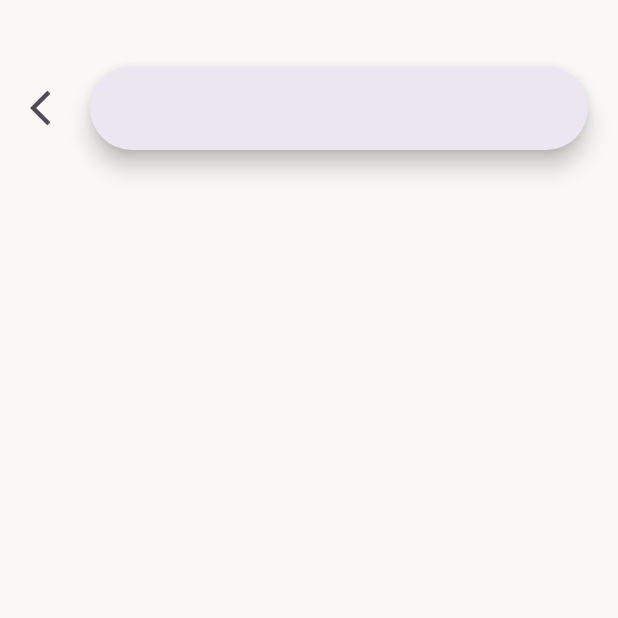
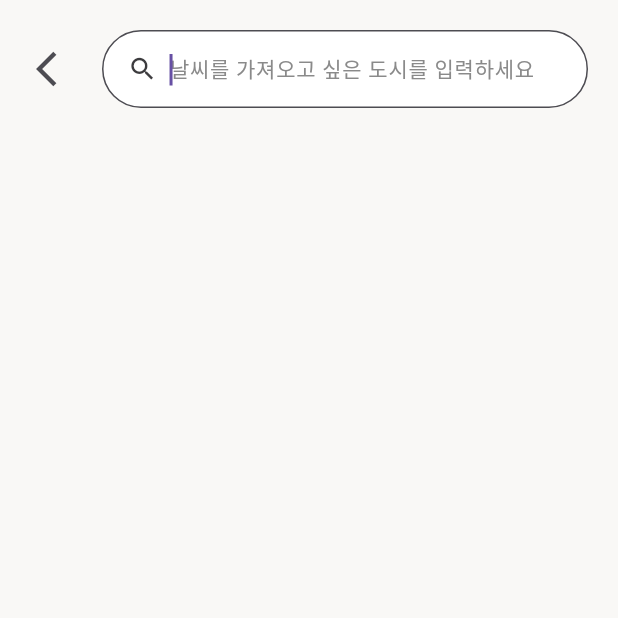
Before and after one commit to b14nc444/what-to-wear, a Flutter app: the screen it shows after launch, after a tap on "수동으로 위치 설정하기", on a phone screen of 412 x 824 dp, the top half of it. Run offline on Flutter 3.47's test engine with Material 3 defaults, Android fonts, the light colour scheme and no system bars; our stand-ins replace firebase_core; accounts and stored records are empty; Roboto replaces fonts that are missing (Pretendard); project files that could hold a hidden picture were left out.

Commit message:
feat: custom search bar 스타일링

```diff
--- a/assets/assets.dart
+++ /dev/null
@@ -1,9 +0,0 @@
-import 'package:flutter/material.dart';
-
-class AppAssets {
-  static const String logo = 'lib/assets/images/logo_x2.png';
-  static Image get logoImage =>
-      Image.asset(logo, width: 152, height: 29, fit: BoxFit.contain);
-  static Image get locationIcon => Image.asset('assets/images/location.png');
-  static Image get settingsIcon => Image.asset('assets/images/settings.png');
-}
--- a/lib/constants/assets.dart
+++ b/lib/constants/assets.dart
@@ -2,8 +2,10 @@
 
 class AppAssets {
   static const String logo = 'assets/images/logo_x2.png';
+
   static Image get logoImage =>
       Image.asset(logo, width: 152, height: 29, fit: BoxFit.contain);
   static Image get locationIcon => Image.asset('assets/images/location.png');
   static Image get settingsIcon => Image.asset('assets/images/settings.png');
+  static Image get clearTextIcon => Image.asset('assets/images/clear_text.png');
 }
--- a/lib/screens/location_search_screen.dart
+++ b/lib/screens/location_search_screen.dart
@@ -1,5 +1,6 @@
 import 'package:flutter/material.dart';
 import 'package:muipzi/theme/app_colors.dart';
+import 'package:muipzi/widgets/custom_search_bar.dart';
 
 class LocationSearchScreen extends StatefulWidget {
   const LocationSearchScreen({super.key});
@@ -9,26 +10,60 @@
 }
 
 class _LocationSearchScreenState extends State<LocationSearchScreen> {
+  final TextEditingController _searchController = TextEditingController();
+
+  @override
+  void dispose() {
+    _searchController.dispose();
+    super.dispose();
+  }
+
+  void _unfocus() {
+    FocusScope.of(context).unfocus();
+  }
+
   @override
   Widget build(BuildContext context) {
-    return const Scaffold(
+    return GestureDetector(
+      onTap: _unfocus,
+      child: Scaffold(
         body: SafeArea(
           child: Padding(
-          padding: EdgeInsets.only(left: 20, right: 20, bottom: 20),
+            padding: const EdgeInsets.only(left: 20, right: 20, bottom: 20),
             child: Column(
-            spacing: 24,
               children: [
-              SizedBox(height: 20),
+                const SizedBox(height: 20),
                 //검색
                 Row(
-                spacing: 12,
                   children: [
-                  Icon(
+                    Material(
+                      color: Colors.transparent,
+                      child: InkWell(
+                        borderRadius: BorderRadius.circular(8),
+                        onTap: () => Navigator.pop(context),
+                        child: const Padding(
+                          padding: EdgeInsets.all(4),
+                          child: Icon(
                             Icons.arrow_back_ios,
                             color: AppColors.gray700,
                             size: 28,
                           ),
-                  Expanded(child: SearchBar()),
+                        ),
+                      ),
+                    ),
+                    const SizedBox(width: 12),
+                    Expanded(
+                      child: CustomSearchBar(
+                        controller: _searchController,
+                        autofocus: true,
+                        onChanged: (value) {
+                          // TODO: 검색 로직 구현
+                        },
+                        onSubmitted: () {
+                          // TODO: 검색 제출 로직 구현
+                        },
+                      ),
+                    ),
                   ],
                 ),
                 //검색결과
@@ -36,6 +71,7 @@
             ),
           ),
         ),
+      ),
     );
   }
 }
--- /dev/null
+++ b/lib/widgets/custom_search_bar.dart
@@ -0,0 +1,140 @@
+import 'package:flutter/material.dart';
+import 'package:muipzi/constants/assets.dart';
+import 'package:muipzi/theme/app_colors.dart';
+
+class CustomSearchBar extends StatefulWidget {
+  final String? hintText;
+  final TextEditingController? controller;
+  final ValueChanged<String>? onChanged;
+  final VoidCallback? onSubmitted;
+  final bool autofocus;
+
+  const CustomSearchBar({
+    super.key,
+    this.hintText,
+    this.controller,
+    this.onChanged,
+    this.onSubmitted,
+    this.autofocus = false,
+  });
+
+  @override
+  State<CustomSearchBar> createState() => _CustomSearchBarState();
+}
+
+class _CustomSearchBarState extends State<CustomSearchBar> {
+  late final TextEditingController _controller;
+  final FocusNode _focusNode = FocusNode();
+  bool _hasFocus = false;
+  bool _hasText = false;
+
+  @override
+  void initState() {
+    super.initState();
+    _controller = widget.controller ?? TextEditingController();
+    _controller.addListener(_onTextChanged);
+    _focusNode.addListener(_onFocusChanged);
+  }
+
+  @override
+  void dispose() {
+    if (widget.controller == null) {
+      _controller.dispose();
+    }
+    _controller.removeListener(_onTextChanged);
+    _focusNode.removeListener(_onFocusChanged);
+    _focusNode.dispose();
+    super.dispose();
+  }
+
+  void _onTextChanged() {
+    final hasText = _controller.text.isNotEmpty;
+    if (hasText != _hasText) {
+      setState(() {
+        _hasText = hasText;
+      });
+    }
+    widget.onChanged?.call(_controller.text);
+  }
+
+  void _onFocusChanged() {
+    setState(() {
+      _hasFocus = _focusNode.hasFocus;
+    });
+  }
+
+  void _clearText() {
+    _controller.clear();
+    widget.onChanged?.call('');
+  }
+
+  void _unfocus() {
+    _focusNode.unfocus();
+  }
+
+  @override
+  Widget build(BuildContext context) {
+    return GestureDetector(
+      onTap: _unfocus,
+      child: Container(
+        width: double.infinity,
+        padding: const EdgeInsets.symmetric(horizontal: 16, vertical: 14),
+        decoration: ShapeDecoration(
+          color: Colors.white,
+          shape: RoundedRectangleBorder(
+            borderRadius: BorderRadius.circular(100),
+            side: BorderSide(
+              color: _hasFocus ? AppColors.gray700 : Colors.transparent,
+              width: 1,
+            ),
+          ),
+        ),
+        child: Row(
+          children: [
+            Icon(
+              Icons.search,
+              color: _hasFocus ? AppColors.gray900 : AppColors.gray500,
+              size: 20,
+            ),
+            const SizedBox(width: 8),
+            Expanded(
+              child: TextField(
+                controller: _controller,
+                focusNode: _focusNode,
+                autofocus: widget.autofocus,
+                onSubmitted: (_) => widget.onSubmitted?.call(),
+                style: const TextStyle(
+                  color: AppColors.gray900,
+                  fontSize: 14,
+                  fontWeight: FontWeight.w400,
+                ),
+                decoration: InputDecoration(
+                  hintText: widget.hintText ?? '날씨를 가져오고 싶은 도시를 입력하세요',
+                  hintStyle: TextStyle(
+                    color: AppColors.gray500,
+                    fontSize: 14,
+                    fontWeight: FontWeight.w400,
+                  ),
+                  isDense: true,
+                  contentPadding: EdgeInsets.zero,
+                  border: InputBorder.none,
+                  suffixIcon:
+                      _hasText && _hasFocus
+                          ? GestureDetector(
+                            onTap: _clearText,
+                            child: AppAssets.clearTextIcon,
+                          )
+                          : null,
+                  suffixIconConstraints: const BoxConstraints(
+                    minWidth: 20,
+                    minHeight: 20,
+                  ),
+                ),
+              ),
+            ),
+          ],
+        ),
+      ),
+    );
+  }
+}
```
Also changed, not shown: assets/images/clear_text.png (added). Lines whose indentation alone changed are shown as unchanged.
